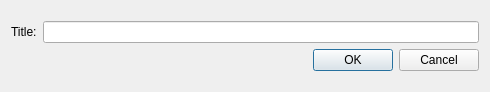
First picture: the form in apps/password_manager/src/ui/newnotedialog.ui, repository petr-panteleyev/cpp, before the edit.
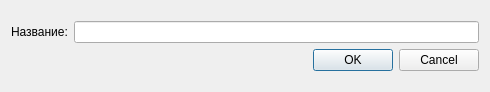
Second picture: the form after the edit.

```diff
--- a/apps/password_manager/src/ui/newnotedialog.ui
+++ b/apps/password_manager/src/ui/newnotedialog.ui
@@ -21,7 +21,7 @@
        <item>
         <widget class="QLabel" name="label">
          <property name="text">
-          <string>Title:</string>
+          <string notr="true">Название:</string>
          </property>
         </widget>
        </item>
```
Left out of the diff: 2 changed lines with no effect on the pictures.
